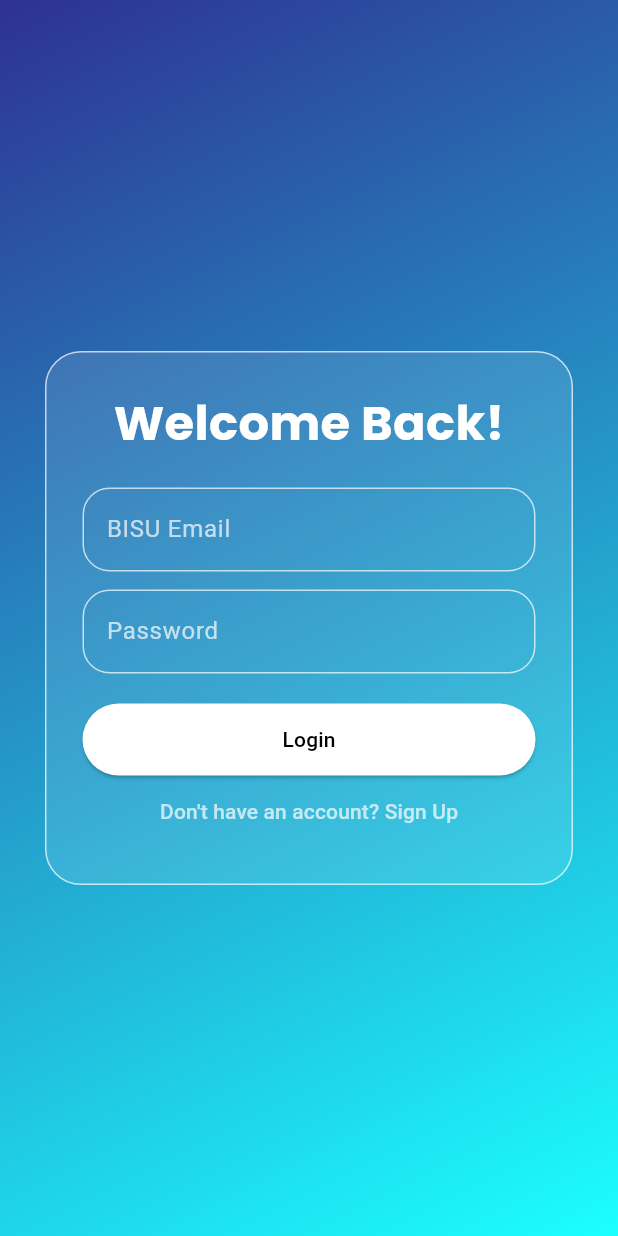
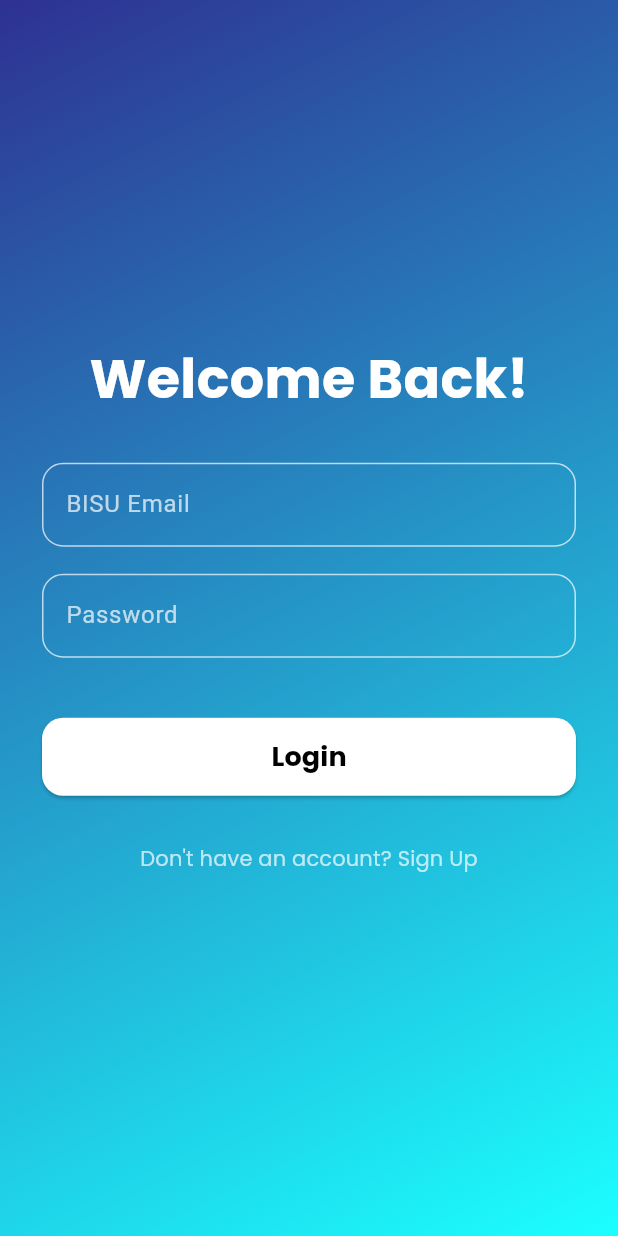
Before and after one commit to lhordhub/ChatApp, a Flutter app: the screen it shows after launch, after a tap on "Login", on a phone screen of 412 x 824 dp. Run offline on Flutter 3.47's test engine with Material 3 defaults, Android fonts, the phone set to English and light mode, and no system bars; our stand-ins replace cloud_firestore, firebase_auth, firebase_core; accounts and stored records are empty.

Commit message:
Login_page update

```diff
--- a/lib/login_page.dart
+++ b/lib/login_page.dart
@@ -1,5 +1,6 @@
 import 'package:flutter/material.dart';
 import 'package:firebase_auth/firebase_auth.dart';
+import 'package:cloud_firestore/cloud_firestore.dart';
 
 class LoginPage extends StatefulWidget {
   const LoginPage({super.key});
@@ -8,48 +9,115 @@ class LoginPage extends StatefulWidget {
   State<LoginPage> createState() => _LoginPageState();
 }
 
-class _LoginPageState extends State<LoginPage> with TickerProviderStateMixin {
-  final _auth = FirebaseAuth.instance;
+class _LoginPageState extends State<LoginPage>
+    with SingleTickerProviderStateMixin {
   final _emailController = TextEditingController();
   final _passwordController = TextEditingController();
+  bool _isLoading = false;
 
-  late AnimationController _fadeController;
+  late AnimationController _animationController;
   late Animation<double> _fadeAnimation;
-
-  late AnimationController _slideController;
   late Animation<Offset> _slideAnimation;
 
   @override
   void initState() {
     super.initState();
 
-    _fadeController = AnimationController(
-        vsync: this, duration: const Duration(milliseconds: 800));
-    _fadeAnimation =
-        CurvedAnimation(parent: _fadeController, curve: Curves.easeIn);
+    _animationController = AnimationController(
+      vsync: this,
+      duration: const Duration(milliseconds: 900),
+    );
 
-    _slideController = AnimationController(
-        vsync: this, duration: const Duration(milliseconds: 600));
-    _slideAnimation =
-        Tween<Offset>(begin: const Offset(0, 0.15), end: Offset.zero).animate(
-            CurvedAnimation(parent: _slideController, curve: Curves.easeOut));
+    _fadeAnimation = CurvedAnimation(
+      parent: _animationController,
+      curve: Curves.easeIn,
+    );
 
-    _fadeController.forward();
-    _slideController.forward();
+    _slideAnimation = Tween<Offset>(
+      begin: const Offset(0, 0.3),
+      end: Offset.zero,
+    ).animate(
+      CurvedAnimation(
+        parent: _animationController,
+        curve: Curves.easeOut,
+      ),
+    );
+
+    _animationController.forward();
   }
 
-  void loginUser() async {
+  /// Login function
+  Future<void> loginUser() async {
+    final email = _emailController.text.trim();
+    final password = _passwordController.text.trim();
+
+    if (!email.endsWith('@bisu.edu.ph')) {
+      ScaffoldMessenger.of(context).showSnackBar(
+        const SnackBar(content: Text('Use your BISU email to proceed.')),
+      );
+      return;
+    }
+
+    setState(() => _isLoading = true);
+
     try {
-      await _auth.signInWithEmailAndPassword(
-          email: _emailController.text.trim(),
-          password: _passwordController.text.trim());
+      final credential = await FirebaseAuth.instance
+          .signInWithEmailAndPassword(email: email, password: password);
 
-      Navigator.pushReplacementNamed(context, '/chat');
+      final user = credential.user;
+      if (user == null) throw "User not found.";
+
+      // Reload to get updated emailVerified status
+      await user.reload();
+
+      // Check if email is verified
+      if (!user.emailVerified) {
+        ScaffoldMessenger.of(context).showSnackBar(
+          const SnackBar(
+              content: Text(
+                  "Please verify your email first! Check your BISU inbox.")),
+        );
+        setState(() => _isLoading = false);
+        return;
+      }
+
+      // Check if user data exists in Firestore
+      final doc = await FirebaseFirestore.instance
+          .collection("users")
+          .doc(user.uid)
+          .get();
+
+      if (!doc.exists) {
+        ScaffoldMessenger.of(context).showSnackBar(
+          const SnackBar(
+              content: Text(
+                  "User data not found. Please complete registration first.")),
+        );
+        setState(() => _isLoading = false);
+        return;
+      }
+
+      // Redirect to chat page
+      Navigator.pushNamedAndRemoveUntil(context, '/chat', (_) => false);
     } on FirebaseAuthException catch (e) {
       ScaffoldMessenger.of(context).showSnackBar(
         SnackBar(content: Text('Error: ${e.message}')),
       );
+    } catch (e) {
+      ScaffoldMessenger.of(context).showSnackBar(
+        SnackBar(content: Text('Error: $e')),
+      );
     }
+
+    setState(() => _isLoading = false);
+  }
+
+  @override
+  void dispose() {
+    _animationController.dispose();
+    _emailController.dispose();
+    _passwordController.dispose();
+    super.dispose();
   }
 
   @override
@@ -57,7 +125,7 @@ class _LoginPageState extends State<LoginPage> with TickerProviderStateMixin {
     return Scaffold(
       body: Stack(
         children: [
-          // Gradient background
+          // Gradient Background
           Container(
             decoration: const BoxDecoration(
               gradient: LinearGradient(
@@ -68,62 +136,87 @@ class _LoginPageState extends State<LoginPage> with TickerProviderStateMixin {
             ),
           ),
 
-          Center(
+          SafeArea(
             child: FadeTransition(
               opacity: _fadeAnimation,
               child: SlideTransition(
                 position: _slideAnimation,
-                child: Container(
-                  padding: const EdgeInsets.all(24),
-                  margin: const EdgeInsets.symmetric(horizontal: 30),
-                  decoration: BoxDecoration(
-                    color: Colors.white.withOpacity(0.10),
-                    borderRadius: BorderRadius.circular(24),
-                    border: Border.all(color: Colors.white70, width: 1),
-                  ),
+                child: Center(
+                  child: SingleChildScrollView(
+                    padding: const EdgeInsets.symmetric(horizontal: 28),
                     child: Column(
                       mainAxisSize: MainAxisSize.min,
                       children: [
                         const Text(
                           "Welcome Back!",
                           style: TextStyle(
-                          fontSize: 32,
+                            fontFamily: "Poppins",
+                            fontSize: 36,
                             fontWeight: FontWeight.bold,
                             color: Colors.white,
-                          fontFamily: "Poppins",
                           ),
                         ),
-                      const SizedBox(height: 20),
+                        const SizedBox(height: 30),
+
+                        // Email Field
                         TextField(
                           controller: _emailController,
                           style: const TextStyle(color: Colors.white),
                           decoration: _inputStyle("BISU Email"),
                         ),
-                      const SizedBox(height: 12),
+                        const SizedBox(height: 18),
+
+                        // Password Field
                         TextField(
                           controller: _passwordController,
                           obscureText: true,
                           style: const TextStyle(color: Colors.white),
                           decoration: _inputStyle("Password"),
                         ),
-                      const SizedBox(height: 20),
-                      SizedBox(
+                        const SizedBox(height: 40),
+
+                        // Login Button
+                        _isLoading
+                            ? const CircularProgressIndicator(
+                                color: Colors.white,
+                              )
+                            : SizedBox(
                                 width: double.infinity,
+                                height: 52,
                                 child: ElevatedButton(
                                   onPressed: loginUser,
-                          style: buttonStyle(),
-                          child: const Text("Login"),
+                                  style: ElevatedButton.styleFrom(
+                                    backgroundColor: Colors.white,
+                                    foregroundColor: Colors.black,
+                                    shape: RoundedRectangleBorder(
+                                      borderRadius: BorderRadius.circular(14),
                                     ),
                                   ),
+                                  child: const Text(
+                                    "Login",
+                                    style: TextStyle(
+                                        fontFamily: "Poppins",
+                                        fontSize: 18,
+                                        fontWeight: FontWeight.w600),
+                                  ),
+                                ),
+                              ),
+                        const SizedBox(height: 18),
+
+                        // Go to Register
                         TextButton(
                           onPressed: () => Navigator.pushReplacementNamed(
                               context, '/register'),
                           child: const Text(
                             "Don't have an account? Sign Up",
-                          style: TextStyle(color: Colors.white70),
+                            style: TextStyle(
+                                fontFamily: "Poppins",
+                                color: Colors.white70,
+                                fontSize: 14),
                           ),
                         ),
                       ],
+                    ),
                   ),
                 ),
               ),
@@ -139,24 +232,13 @@ class _LoginPageState extends State<LoginPage> with TickerProviderStateMixin {
       labelText: label,
       labelStyle: const TextStyle(color: Colors.white70),
       enabledBorder: OutlineInputBorder(
-        borderRadius: BorderRadius.circular(18),
+        borderRadius: BorderRadius.circular(14),
         borderSide: const BorderSide(color: Colors.white70),
       ),
       focusedBorder: OutlineInputBorder(
-        borderRadius: BorderRadius.circular(18),
+        borderRadius: BorderRadius.circular(14),
         borderSide: const BorderSide(color: Colors.white),
       ),
     );
   }
-
-  ButtonStyle buttonStyle() {
-    return ElevatedButton.styleFrom(
-      padding: const EdgeInsets.symmetric(vertical: 14),
-      backgroundColor: Colors.white,
-      foregroundColor: Colors.black,
-      shape: RoundedRectangleBorder(
-        borderRadius: BorderRadius.circular(30),
-      ),
-    );
 }
-}
--- a/lib/main.dart
+++ b/lib/main.dart
@@ -5,6 +5,7 @@ import 'register_page.dart';
 import 'login_page.dart';
 import 'chat_page.dart';
 import 'welcome_page.dart';
+import 'set_user.dart';
 
 void main() async {
   WidgetsFlutterBinding.ensureInitialized();
@@ -27,6 +28,7 @@ class MyApp extends StatelessWidget {
         '/welcome': (context) => const WelcomePage(),
         '/login': (context) => const LoginPage(),
         '/register': (context) => const RegisterPage(),
+        '/setUser': (context) => const SetUserPage(),
         '/chat': (context) => const ChatPage(),
       },
     );
```
Lines whose indentation alone changed are shown as unchanged.
